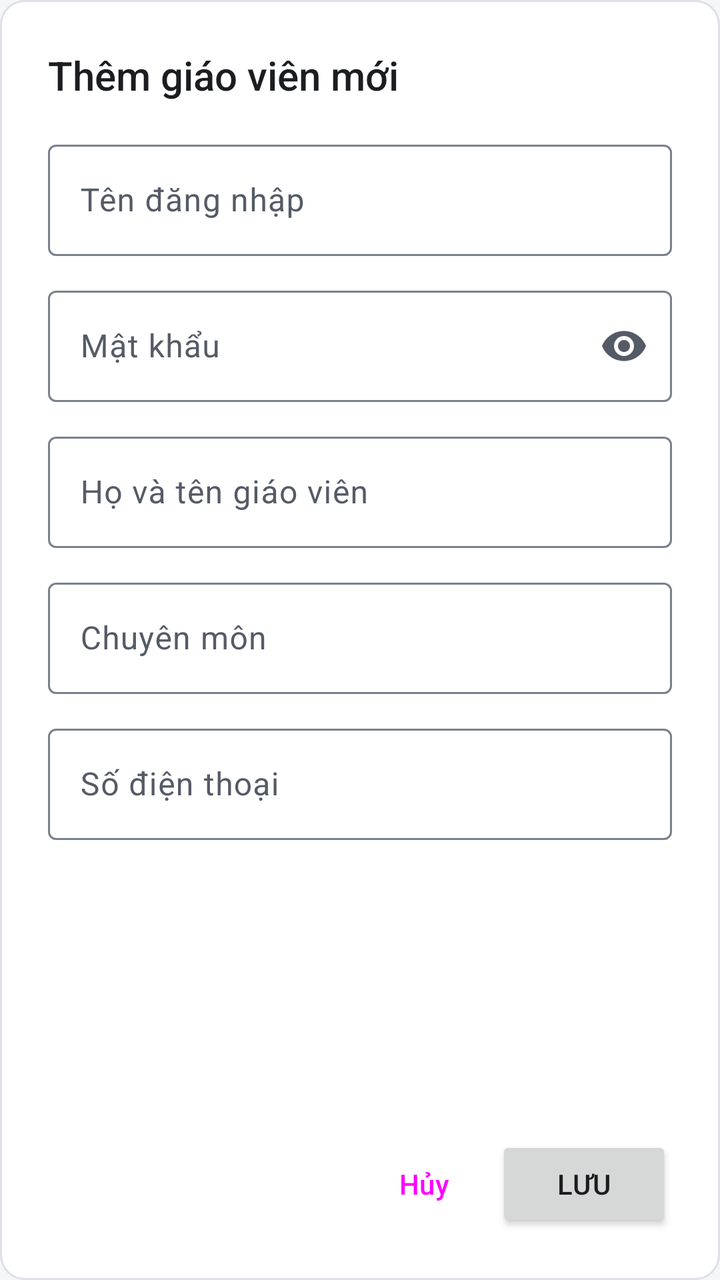
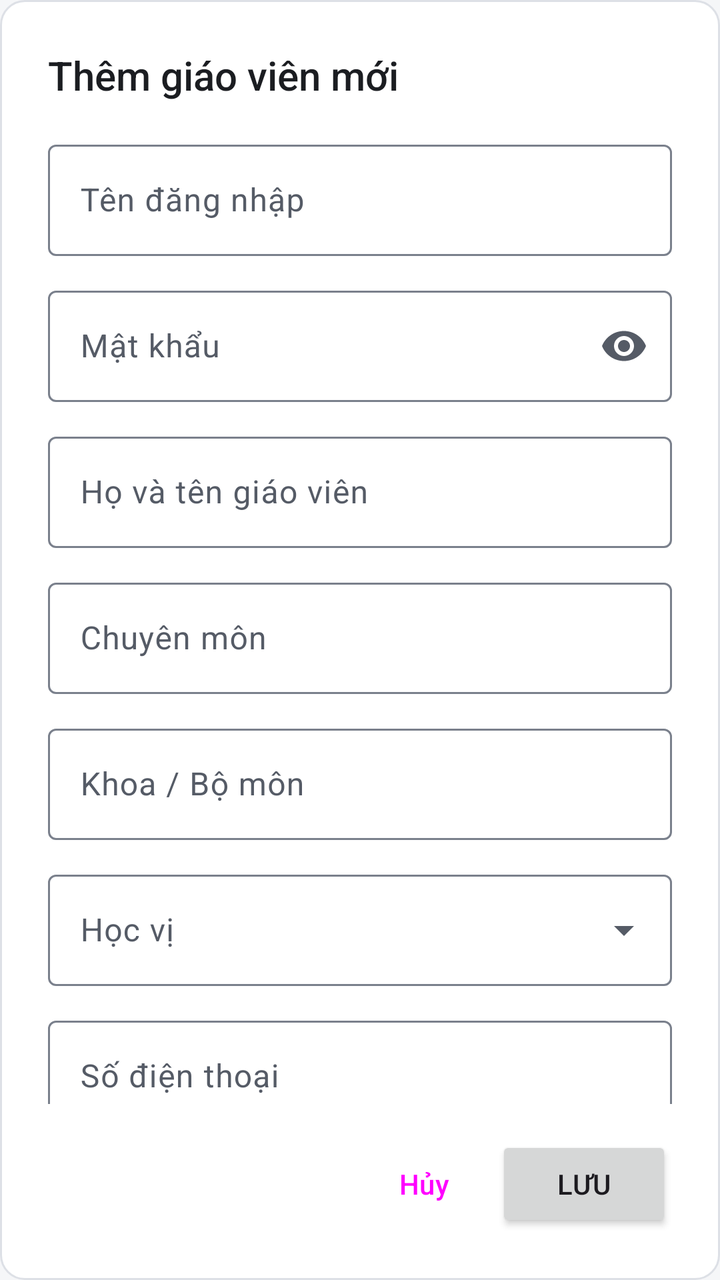

Screens rendered from an Android XML layout before and after an edit, with the pre-edit source and the edit as a unified diff.
<!-- AndroidManifest.xml: application theme Theme.Kstudy -->
<!-- res/layout/dialog_add_edit_teacher.xml -->
<?xml version="1.0" encoding="utf-8"?>
<LinearLayout xmlns:android="http://schemas.android.com/apk/res/android"
    xmlns:app="http://schemas.android.com/apk/res-auto"
    android:layout_width="match_parent"
    android:layout_height="wrap_content"
    android:background="@drawable/bg_card"
    android:orientation="vertical"
    android:padding="24dp">

    <TextView
        android:id="@+id/tvDialogTitle"
        android:layout_width="wrap_content"
        android:layout_height="wrap_content"
        android:text="Thêm giáo viên mới"
        android:textAppearance="@style/TextAppearance.Kstudy.Title" />

    
    <androidx.core.widget.NestedScrollView
        android:layout_width="match_parent"
        android:layout_height="0dp"
        android:layout_marginTop="16dp"
        android:layout_weight="1">

        <LinearLayout
            android:layout_width="match_parent"
            android:layout_height="wrap_content"
            android:orientation="vertical">

            <com.google.android.material.textfield.TextInputLayout
                android:id="@+id/tilUsername"
                style="@style/Widget.Material3.TextInputLayout.OutlinedBox"
                android:layout_width="match_parent"
                android:layout_height="wrap_content"
                android:layout_marginBottom="12dp"
                android:hint="Tên đăng nhập">

                <com.google.android.material.textfield.TextInputEditText
                    android:id="@+id/etTeacherUser"
                    android:layout_width="match_parent"
                    android:layout_height="wrap_content"
                    android:inputType="text"
                    android:maxLines="1" />
            </com.google.android.material.textfield.TextInputLayout>

            <com.google.android.material.textfield.TextInputLayout
                android:id="@+id/tilPassword"
                style="@style/Widget.Material3.TextInputLayout.OutlinedBox"
                android:layout_width="match_parent"
                android:layout_height="wrap_content"
                android:layout_marginBottom="12dp"
                android:hint="Mật khẩu"
                app:endIconMode="password_toggle">

                <com.google.android.material.textfield.TextInputEditText
                    android:id="@+id/etTeacherPass"
                    android:layout_width="match_parent"
                    android:layout_height="wrap_content"
                    android:inputType="textPassword"
                    android:maxLines="1" />
            </com.google.android.material.textfield.TextInputLayout>

            <com.google.android.material.textfield.TextInputLayout
                android:id="@+id/tilTeacherName"
                style="@style/Widget.Material3.TextInputLayout.OutlinedBox"
                android:layout_width="match_parent"
                android:layout_height="wrap_content"
                android:layout_marginBottom="12dp"
                android:hint="Họ và tên giáo viên">

                <com.google.android.material.textfield.TextInputEditText
                    android:id="@+id/etTeacherName"
                    android:layout_width="match_parent"
                    android:layout_height="wrap_content"
                    android:inputType="textPersonName|textCapWords"
                    android:maxLines="1" />
            </com.google.android.material.textfield.TextInputLayout>

            <com.google.android.material.textfield.TextInputLayout
                android:id="@+id/tilTeacherSub"
                style="@style/Widget.Material3.TextInputLayout.OutlinedBox"
                android:layout_width="match_parent"
                android:layout_height="wrap_content"
                android:layout_marginBottom="12dp"
                android:hint="Chuyên môn"
                app:placeholderText="Ví dụ: Toán, Lý">

                <com.google.android.material.textfield.TextInputEditText
                    android:id="@+id/etTeacherSub"
                    android:layout_width="match_parent"
                    android:layout_height="wrap_content"
                    android:inputType="textCapSentences"
                    android:maxLines="1" />
            </com.google.android.material.textfield.TextInputLayout>

            <com.google.android.material.textfield.TextInputLayout
                android:id="@+id/tilTeacherPhone"
                style="@style/Widget.Material3.TextInputLayout.OutlinedBox"
                android:layout_width="match_parent"
                android:layout_height="wrap_content"
                android:hint="Số điện thoại">

                <com.google.android.material.textfield.TextInputEditText
                    android:id="@+id/etTeacherPhone"
                    android:layout_width="match_parent"
                    android:layout_height="wrap_content"
                    android:inputType="phone"
                    android:maxLines="1" />
            </com.google.android.material.textfield.TextInputLayout>
        </LinearLayout>
    </androidx.core.widget.NestedScrollView>

    <LinearLayout
        android:layout_width="match_parent"
        android:layout_height="wrap_content"
        android:layout_marginTop="16dp"
        android:gravity="end"
        android:orientation="horizontal">

        <Button
            android:id="@+id/btnCancelTeacher"
            style="@style/Widget.Kstudy.Button.Text"
            android:layout_width="wrap_content"
            android:layout_height="wrap_content"
            android:layout_marginEnd="8dp"
            android:text="Hủy" />

        <Button
            android:id="@+id/btnSaveTeacher"
            android:layout_width="wrap_content"
            android:layout_height="wrap_content"
            android:text="Lưu" />
    </LinearLayout>
</LinearLayout>
<!-- resources referenced by this layout -->
<resources>
  <!-- drawable bg_card (drawable) -->
  <?xml version="1.0" encoding="utf-8"?>
  <shape xmlns:android="http://schemas.android.com/apk/res/android"
      android:shape="rectangle">
      <solid android:color="@color/surface" />
      <corners android:radius="@dimen/radius_container" />
      <stroke
          android:width="1dp"
          android:color="@color/outline_variant" />
  </shape>
  <style name="TextAppearance.Kstudy.Title" parent="TextAppearance.Material3.TitleLarge">
          <item name="android:textSize">20sp</item>
          <item name="android:fontFamily">sans-serif-medium</item>
          <item name="fontFamily">sans-serif-medium</item>
          <item name="android:textColor">?attr/colorOnSurface</item>
      </style>
  <style name="Widget.Kstudy.Button.Text" parent="Widget.Material3.Button.TextButton">
          <item name="shapeAppearanceOverlay">@style/ShapeAppearanceOverlay.Kstudy.Control</item>
          <item name="android:minWidth">56dp</item>
      </style>
  <style name="Theme.Kstudy" parent="Base.Theme.Kstudy" />
  <color name="surface">#FFFFFF</color>
  <dimen name="radius_container">12dp</dimen>
  <color name="outline_variant">#DDE0E6</color>
  <style name="ShapeAppearanceOverlay.Kstudy.Control" parent="">
          <item name="cornerFamily">rounded</item>
          <item name="cornerSize">@dimen/radius_control</item>
      </style>
  <dimen name="radius_control">8dp</dimen>
  <color name="primary">#1F3A5F</color>
  <color name="on_primary">#FFFFFF</color>
  <color name="primary_container">#E2E9F3</color>
  <color name="on_primary_container">#14263F</color>
  <color name="primary_inverse">#A9C1E3</color>
  <color name="secondary">#56606E</color>
  <color name="secondary_container">#E7EAEF</color>
  <color name="on_secondary_container">#1C2430</color>
  <color name="background">#F5F6F8</color>
  <color name="on_surface">#1B1D21</color>
  <color name="surface_container">#ECEEF2</color>
  <color name="text_secondary">#555B66</color>
  <color name="surface_inverse">#2F3237</color>
  <color name="on_surface_inverse">#F1F2F4</color>
  <color name="surface_dim">#DCDEE3</color>
  <color name="surface_container_low">#F5F6F8</color>
  <color name="surface_container_high">#E4E7EC</color>
  <color name="outline">#7A808C</color>
  <color name="error">#B3261E</color>
  <color name="error_container">#FBEAE8</color>
  <color name="on_error_container">#5F1410</color>
  <style name="Widget.Kstudy.Button" parent="Widget.Material3.Button">
          <item name="shapeAppearanceOverlay">@style/ShapeAppearanceOverlay.Kstudy.Control</item>
      </style>
  <style name="Widget.Kstudy.Button.Outlined" parent="Widget.Material3.Button.OutlinedButton">
          <item name="shapeAppearanceOverlay">@style/ShapeAppearanceOverlay.Kstudy.Control</item>
      </style>
  <style name="ThemeOverlay.Kstudy.MaterialAlertDialog" parent="ThemeOverlay.Material3.MaterialAlertDialog">
          <item name="alertDialogStyle">@style/MaterialAlertDialog.Kstudy</item>
          <item name="buttonBarPositiveButtonStyle">@style/Widget.Kstudy.Button.Text.Dialog</item>
          <item name="buttonBarNegativeButtonStyle">@style/Widget.Kstudy.Button.Text.Dialog</item>
          <item name="buttonBarNeutralButtonStyle">@style/Widget.Kstudy.Button.Text.Dialog.Flush</item>
      </style>
  <style name="MaterialAlertDialog.Kstudy" parent="MaterialAlertDialog.Material3">
          <item name="backgroundTint">?attr/colorSurface</item>
      </style>
  <style name="Widget.Kstudy.Button.Text.Dialog" parent="Widget.Material3.Button.TextButton.Dialog">
          <item name="shapeAppearanceOverlay">@style/ShapeAppearanceOverlay.Kstudy.Control</item>
      </style>
  <style name="Widget.Kstudy.Button.Text.Dialog.Flush">
          <item name="android:layout_marginStart">0dp</item>
          <item name="android:layout_marginLeft">0dp</item>
      </style>
  <!-- unchanged entries left out for length: 1 -->
</resources>

<!-- the commit's change to res/layout/dialog_add_edit_teacher.xml (unified diff, before → after) -->
@@ -93,10 +93,43 @@
             </com.google.android.material.textfield.TextInputLayout>
 
             <com.google.android.material.textfield.TextInputLayout
+                android:id="@+id/tilTeacherDepartment"
+                style="@style/Widget.Material3.TextInputLayout.OutlinedBox"
+                android:layout_width="match_parent"
+                android:layout_height="wrap_content"
+                android:layout_marginBottom="12dp"
+                android:hint="Khoa / Bộ môn"
+                app:placeholderText="Ví dụ: Khoa Cơ bản">
+
+                <com.google.android.material.textfield.TextInputEditText
+                    android:id="@+id/etTeacherDepartment"
+                    android:layout_width="match_parent"
+                    android:layout_height="wrap_content"
+                    android:inputType="textCapSentences"
+                    android:maxLines="1" />
+            </com.google.android.material.textfield.TextInputLayout>
+
+            <com.google.android.material.textfield.TextInputLayout
+                android:id="@+id/tilTeacherDegree"
+                style="@style/Widget.Material3.TextInputLayout.OutlinedBox.ExposedDropdownMenu"
+                android:layout_width="match_parent"
+                android:layout_height="wrap_content"
+                android:layout_marginBottom="12dp"
+                android:hint="Học vị">
+
+                <AutoCompleteTextView
+                    android:id="@+id/actvTeacherDegree"
+                    android:layout_width="match_parent"
+                    android:layout_height="wrap_content"
+                    android:inputType="none" />
+            </com.google.android.material.textfield.TextInputLayout>
+
+            <com.google.android.material.textfield.TextInputLayout
                 android:id="@+id/tilTeacherPhone"
                 style="@style/Widget.Material3.TextInputLayout.OutlinedBox"
                 android:layout_width="match_parent"
                 android:layout_height="wrap_content"
+                android:layout_marginBottom="12dp"
                 android:hint="Số điện thoại">
 
                 <com.google.android.material.textfield.TextInputEditText
@@ -105,6 +138,71 @@
                     android:layout_height="wrap_content"
                     android:inputType="phone"
                     android:maxLines="1" />
+            </com.google.android.material.textfield.TextInputLayout>
+
+            
+            <com.google.android.material.textfield.TextInputLayout
+                android:id="@+id/tilEmail"
+                style="@style/Widget.Material3.TextInputLayout.OutlinedBox"
+                android:layout_width="match_parent"
+                android:layout_height="wrap_content"
+                android:layout_marginBottom="12dp"
+                android:hint="Email">
+
+                <com.google.android.material.textfield.TextInputEditText
+                    android:id="@+id/etEmail"
+                    android:layout_width="match_parent"
+                    android:layout_height="wrap_content"
+                    android:inputType="textEmailAddress"
+                    android:maxLines="1" />
+            </com.google.android.material.textfield.TextInputLayout>
+
+            
+            <com.google.android.material.textfield.TextInputLayout
+                android:id="@+id/tilBirthDate"
+                style="@style/Widget.Material3.TextInputLayout.OutlinedBox"
+                android:layout_width="match_parent"
+                android:layout_height="wrap_content"
+                android:layout_marginBottom="12dp"
+                android:hint="Ngày sinh">
+
+                <com.google.android.material.textfield.TextInputEditText
+                    android:id="@+id/etBirthDate"
+                    android:layout_width="match_parent"
+                    android:layout_height="wrap_content"
+                    android:clickable="true"
+                    android:cursorVisible="false"
+                    android:focusable="false" />
+            </com.google.android.material.textfield.TextInputLayout>
+
+            <com.google.android.material.textfield.TextInputLayout
+                android:id="@+id/tilGender"
+                style="@style/Widget.Material3.TextInputLayout.OutlinedBox.ExposedDropdownMenu"
+                android:layout_width="match_parent"
+                android:layout_height="wrap_content"
+                android:layout_marginBottom="12dp"
+                android:hint="Giới tính">
+
+                <AutoCompleteTextView
+                    android:id="@+id/actvGender"
+                    android:layout_width="match_parent"
+                    android:layout_height="wrap_content"
+                    android:inputType="none" />
+            </com.google.android.material.textfield.TextInputLayout>
+
+            <com.google.android.material.textfield.TextInputLayout
+                android:id="@+id/tilAddress"
+                style="@style/Widget.Material3.TextInputLayout.OutlinedBox"
+                android:layout_width="match_parent"
+                android:layout_height="wrap_content"
+                android:hint="Địa chỉ">
+
+                <com.google.android.material.textfield.TextInputEditText
+                    android:id="@+id/etAddress"
+                    android:layout_width="match_parent"
+                    android:layout_height="wrap_content"
+                    android:inputType="textPostalAddress|textCapSentences|textMultiLine"
+                    android:maxLines="3" />
             </com.google.android.material.textfield.TextInputLayout>
         </LinearLayout>
     </androidx.core.widget.NestedScrollView>
